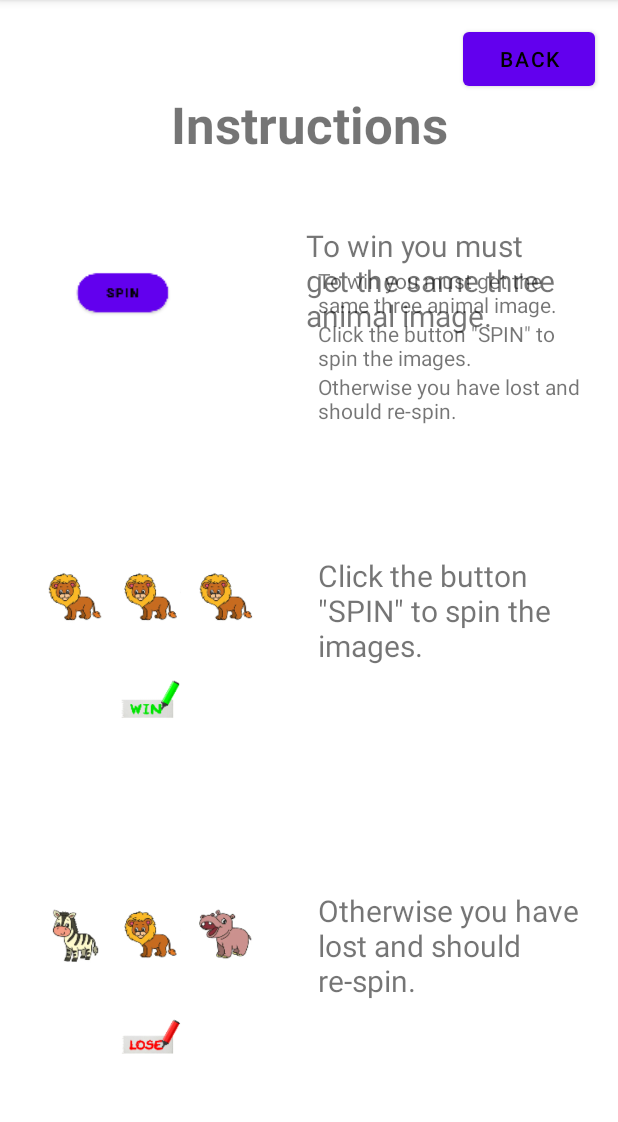
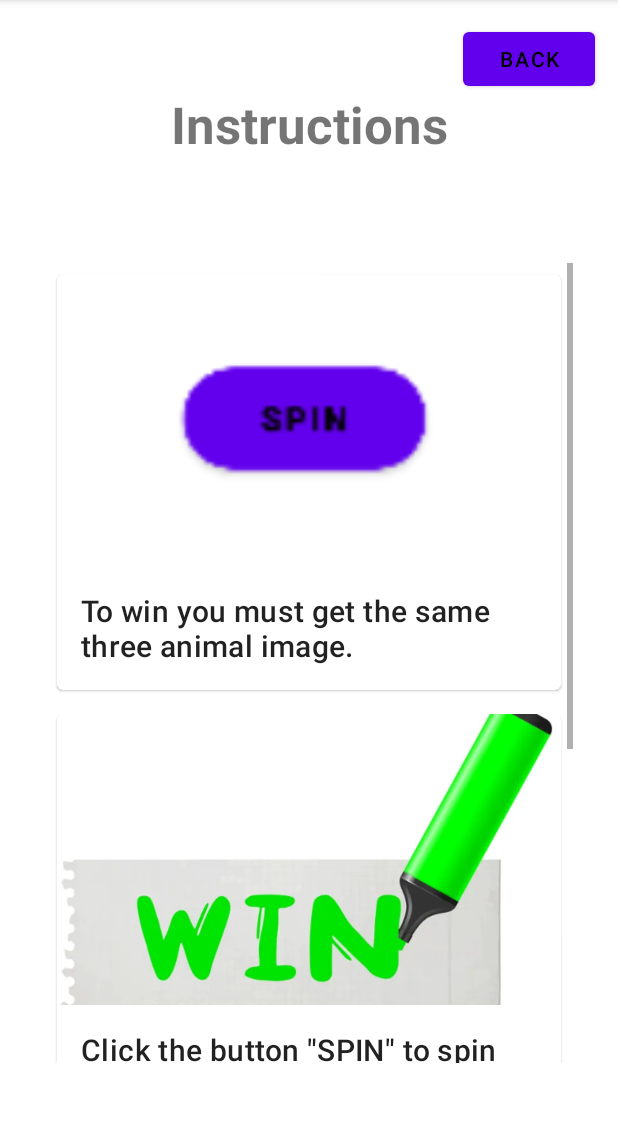
Before and after one commit to VincentArellano/Mobile_Integration_CA1, an Android app: the Instructions screen opened directly, with no data from a screen before it, on a phone screen of 412 x 824 dp, the part 84-1206 px from its top. Run offline under Robolectric (Android 15) with nearby library versions, the light colour scheme and no system bars.

Commit message:
Initial affirmation with image

```diff
--- a/app/src/main/java/com/example/vincent_arellano_ca1/adapter/ItemAdapter.kt
+++ b/app/src/main/java/com/example/vincent_arellano_ca1/adapter/ItemAdapter.kt
@@ -4,6 +4,7 @@
 import android.view.LayoutInflater
 import android.view.View
 import android.view.ViewGroup
+import android.widget.ImageView
 import android.widget.TextView
 import androidx.recyclerview.widget.RecyclerView
 import com.example.vincent_arellano_ca1.R
@@ -23,6 +24,7 @@
     // Each data item is just an Affirmation object.
     class ItemViewHolder(private val view: View) : RecyclerView.ViewHolder(view) {
         val textView: TextView = view.findViewById(R.id.item_title)
+        val imageView: ImageView = view.findViewById(R.id.item_image)
     }
 
     /**
@@ -42,6 +44,7 @@
     override fun onBindViewHolder(holder: ItemViewHolder, position: Int) {
         val item = dataset[position]
         holder.textView.text = context.resources.getString(item.stringResourceId)
+        holder.imageView.setImageResource(item.imageResourceId)
     }
 
     /**
--- a/app/src/main/java/com/example/vincent_arellano_ca1/data/Datasource.kt
+++ b/app/src/main/java/com/example/vincent_arellano_ca1/data/Datasource.kt
@@ -6,9 +6,9 @@
 
     fun loadAffirmations(): List<Affirmation> {
         return listOf<Affirmation>(
-            Affirmation(R.string.affirmation1),
-            Affirmation(R.string.affirmation2),
-            Affirmation(R.string.affirmation3)
+            Affirmation(R.string.affirmation1, R.drawable.spinbutton),
+            Affirmation(R.string.affirmation2, R.drawable.win),
+            Affirmation(R.string.affirmation3, R.drawable.loss)
         )
     }
 }
--- a/app/src/main/java/com/example/vincent_arellano_ca1/model/Affirmation.kt
+++ b/app/src/main/java/com/example/vincent_arellano_ca1/model/Affirmation.kt
@@ -1,3 +1,6 @@
 package com.example.vincent_arellano_ca1.model
 
-data class Affirmation(val stringResourceId: Int)
+data class Affirmation(
+    val stringResourceId: Int,
+    val imageResourceId: Int
+    )
--- a/app/src/main/res/layout/instructions.xml
+++ b/app/src/main/res/layout/instructions.xml
@@ -28,93 +28,17 @@
         app:layout_constraintStart_toStartOf="parent"
         app:layout_constraintTop_toTopOf="parent" />
 
-    <TextView
-        android:id="@+id/textView2"
-        android:layout_width="180dp"
-        android:layout_height="120dp"
-        android:layout_marginStart="50dp"
-        android:layout_marginTop="150dp"
-        android:layout_marginEnd="20dp"
-        android:width="150dp"
-        android:text="@string/affirmation1"
-        android:textSize="20sp"
-        app:layout_constraintEnd_toEndOf="parent"
-        app:layout_constraintStart_toEndOf="@+id/imageView5"
-        app:layout_constraintTop_toTopOf="parent" />
-
-    <ImageView
-        android:id="@+id/imageView5"
-        android:layout_width="wrap_content"
-        android:layout_height="wrap_content"
-        android:layout_marginStart="20dp"
-        android:layout_marginTop="150dp"
-        android:contentDescription="@string/spinButton"
-        app:layout_constraintStart_toStartOf="parent"
-        app:layout_constraintTop_toTopOf="parent"
-        app:srcCompat="@drawable/spinbutton" />
-
-    <ImageView
-        android:id="@+id/imageView6"
-        android:layout_width="160dp"
-        android:layout_height="190dp"
-        android:layout_marginStart="20dp"
-        android:contentDescription="@string/win"
-        app:layout_constraintBottom_toTopOf="@+id/imageView7"
-        app:layout_constraintStart_toStartOf="parent"
-        app:layout_constraintTop_toBottomOf="@+id/imageView5"
-        app:layout_constraintVertical_bias="0.733"
-        app:srcCompat="@drawable/instructionwin" />
-
-    <TextView
-        android:id="@+id/textView3"
-        android:layout_width="180dp"
-        android:layout_height="120dp"
-        android:layout_marginStart="50dp"
-        android:layout_marginEnd="20dp"
-        android:text="@string/affirmation2"
-        android:textSize="20sp"
-        app:layout_constraintBottom_toTopOf="@+id/textView4"
-        app:layout_constraintEnd_toEndOf="parent"
-        app:layout_constraintHorizontal_bias="1.0"
-        app:layout_constraintStart_toEndOf="@+id/imageView6"
-        app:layout_constraintTop_toBottomOf="@+id/textView2"
-        app:layout_constraintVertical_bias="0.493" />
-
-    <TextView
-        android:id="@+id/textView4"
-        android:layout_width="180dp"
-        android:layout_height="120dp"
-        android:layout_marginStart="50dp"
-        android:layout_marginEnd="20dp"
-        android:layout_marginBottom="20dp"
-        android:text="@string/affirmation3"
-        android:textSize="20sp"
-        app:layout_constraintBottom_toBottomOf="parent"
-        app:layout_constraintEnd_toEndOf="parent"
-        app:layout_constraintHorizontal_bias="1.0"
-        app:layout_constraintStart_toEndOf="@+id/imageView7"
-        app:layout_constraintTop_toTopOf="@+id/imageView7" />
-
-    <ImageView
-        android:id="@+id/imageView7"
-        android:layout_width="160dp"
-        android:layout_height="190dp"
-        android:layout_marginStart="20dp"
-        android:layout_marginBottom="20dp"
-        android:contentDescription="@string/loss"
-        app:layout_constraintBottom_toBottomOf="parent"
-        app:layout_constraintStart_toStartOf="parent"
-        app:srcCompat="@drawable/intructionloss" />
-
     <androidx.recyclerview.widget.RecyclerView
         android:id="@+id/recycler_view"
-        android:layout_width="180dp"
-        android:layout_height="530dp"
+        android:layout_width="352dp"
+        android:layout_height="533dp"
+        android:layout_marginStart="20dp"
         android:layout_marginEnd="20dp"
         android:scrollbars="vertical"
         app:layoutManager="LinearLayoutManager"
         app:layout_constraintBottom_toBottomOf="parent"
         app:layout_constraintEnd_toEndOf="parent"
+        app:layout_constraintStart_toStartOf="parent"
         app:layout_constraintTop_toTopOf="parent"
         app:layout_constraintVertical_bias="0.746" />
 
--- a/app/src/main/res/layout/list_item.xml
+++ b/app/src/main/res/layout/list_item.xml
@@ -1,5 +1,28 @@
 <?xml version="1.0" encoding="utf-8"?>
-<TextView xmlns:android="http://schemas.android.com/apk/res/android"
-    android:id="@+id/item_title"
-    android:layout_width="wrap_content"
-    android:layout_height="wrap_content" />
+<com.google.android.material.card.MaterialCardView xmlns:android="http://schemas.android.com/apk/res/android"
+    android:layout_width="match_parent"
+    android:layout_height="wrap_content"
+    android:layout_margin="8dp">
+
+    <LinearLayout
+        android:layout_width="match_parent"
+        android:layout_height="wrap_content"
+        android:orientation="vertical">
+
+        <ImageView
+            android:id="@+id/item_image"
+            android:layout_width="match_parent"
+            android:layout_height="194dp"
+            android:importantForAccessibility="no"
+            android:scaleType="centerCrop" />
+
+        <TextView
+            android:id="@+id/item_title"
+            android:layout_width="wrap_content"
+            android:layout_height="wrap_content"
+            android:padding="16dp"
+            android:textAppearance="?attr/textAppearanceHeadline6" />
+
+    </LinearLayout>
+
+</com.google.android.material.card.MaterialCardView>
```
